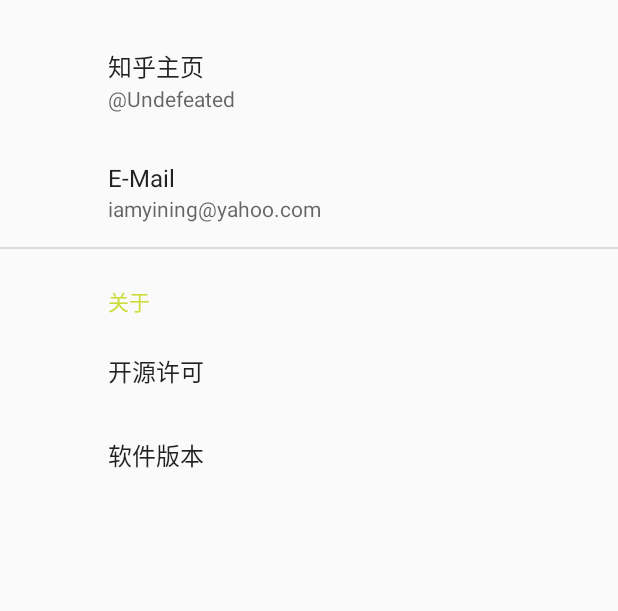
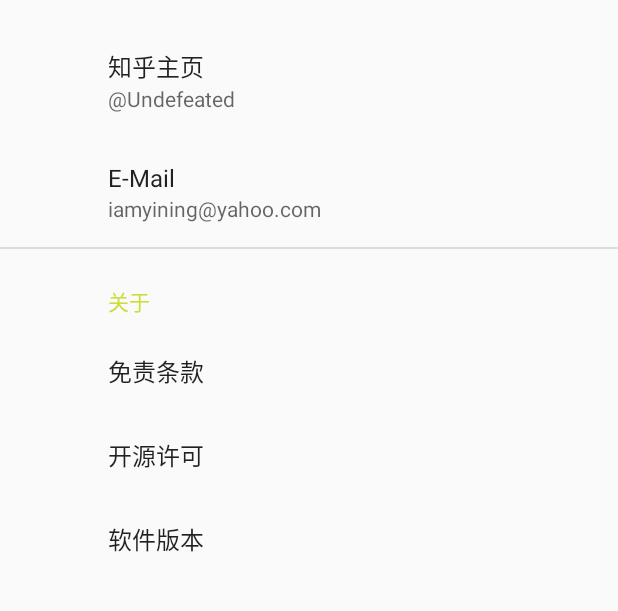
Before and after one commit to 850759383/ZhihuDailyNews, an Android app: the fragment AboutFragment placed in its activity, on a phone screen of 412 x 824 dp, the part 253-864 px from its top. Run offline under Robolectric (Android 15) with nearby library versions, the phone set to English and light mode, and no system bars; our stand-ins replace androidx.preference; libraries missing offline, so code that uses them is left out: rx.android.schedulers, rx.functions, rx.schedulers; 1 statement that could not run was skipped.

Commit message:
disclaimer

```diff
--- a/app/src/main/java/com/yininghuang/zhihudailynews/utils/ImageLoader.java
+++ b/app/src/main/java/com/yininghuang/zhihudailynews/utils/ImageLoader.java
@@ -70,7 +70,7 @@ public class ImageLoader {
     }
 
     private static DrawableTypeRequest<String> getDrawableTypeRequest(Context context, String url) {
-        if (UserSettingConstants.NO_IMAGE_MODE)
+        if (UserSettingConstants.NO_IMAGE_MODE && !NetworkChecker.isWifiConnected(context))
             return Glide.with(context)
                     .using(cacheOnlyStreamLoader)
                     .load(url);
--- a/app/src/main/res/values/strings.xml
+++ b/app/src/main/res/values/strings.xml
@@ -6,6 +6,7 @@
     <string name="loading">正在加载</string>
     <string name="refresh">刷新</string>
     <string name="comment">评论</string>
+    <string name="confirm">确认</string>
 
     <string name="replyTo"><Data><![CDATA[<b>//%1$s：</b>]]> </Data>%2$s</string>
     <string name="commentsWithCount">评论(%1$d)</string>
@@ -17,11 +18,16 @@
     <string name="common">常规</string>
     <string name="others">其他</string>
     <string name="no_image_mode">无图模式</string>
-    <string name="no_image_in_2g_3g_4g">2G/3G/4G网络不加载图片</string>
+    <string name="only_load_image_wifi">仅在Wifi下加载图片</string>
     <string name="use_webview">使用内置浏览器</string>
     <string name="view_html_in_app">应用内查看链接</string>
     <string name="clear_cache">清除缓存</string>
     <string name="clear_success">清除成功</string>
+    <string name="disclaimer">免责条款</string>
+    <string name="disclaimer_content">
+        API由 知乎(Zhihu.Inc)提供，获取与共享之行为或有侵犯知乎权益的嫌疑。若被告知需停止共享与使用，本人会及时删除整个项目。\n
+        请您暸解相关情况，并遵守知乎协议。
+    </string>
 
     <string name="about_me">关于我</string>
     <string name="repo_url_title">项目地址</string>
--- a/app/src/main/res/xml/fragment_about.xml
+++ b/app/src/main/res/xml/fragment_about.xml
@@ -18,6 +18,9 @@
     </PreferenceCategory>
 
     <PreferenceCategory android:title="@string/about">
+        <Preference
+            android:key="disclaimer"
+            android:title="@string/disclaimer"/>
 
         <Preference
             android:key="license"
--- a/app/src/main/res/xml/fragment_settings.xml
+++ b/app/src/main/res/xml/fragment_settings.xml
@@ -6,7 +6,7 @@
             android:checked="false"
             android:defaultValue="false"
             android:key="no_image"
-            android:summary="@string/no_image_in_2g_3g_4g"
+            android:summary="@string/only_load_image_wifi"
             android:title="@string/no_image_mode"/>
 
         <CheckBoxPreference
```
Also changed, not shown: app/src/main/AndroidManifest.xml (+8 -4 lines), app/src/main/java/com/yininghuang/zhihudailynews/browser/WebViewActivity.java (+4 -5 lines), app/src/main/java/com/yininghuang/zhihudailynews/comment/ZhihuCommentFragment.java (+12 -14 lines), app/src/main/java/com/yininghuang/zhihudailynews/settings/AboutFragment.java (+14 -0 lines), app/src/main/java/com/yininghuang/zhihudailynews/utils/NetworkChecker.java (added, +18 -0 lines), app/src/main/res/drawable-hdpi/ic_close_white_24dp.png (added), app/src/main/res/drawable-mdpi/ic_close_white_24dp.png (added), app/src/main/res/drawable-xhdpi/ic_close_white_24dp.png (added), app/src/main/res/drawable-xxhdpi/ic_close_white_24dp.png (added), app/src/main/res/drawable-xxxhdpi/ic_close_white_24dp.png (added), app/src/main/res/mipmap-mdpi/icon.png (added).
